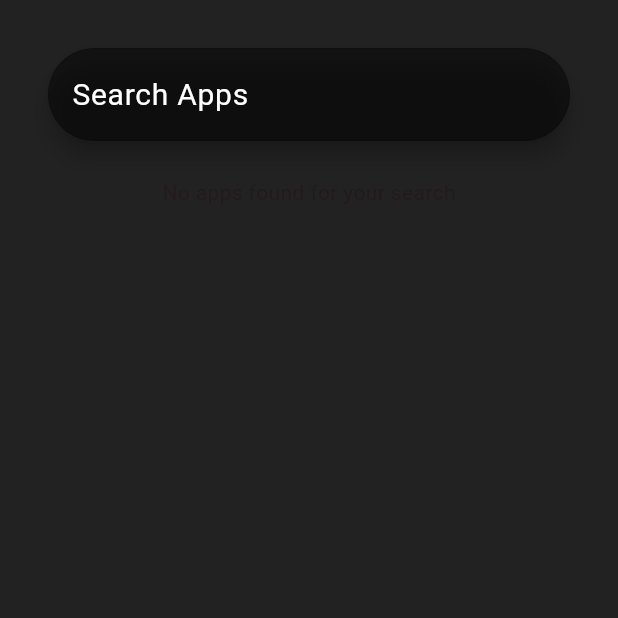
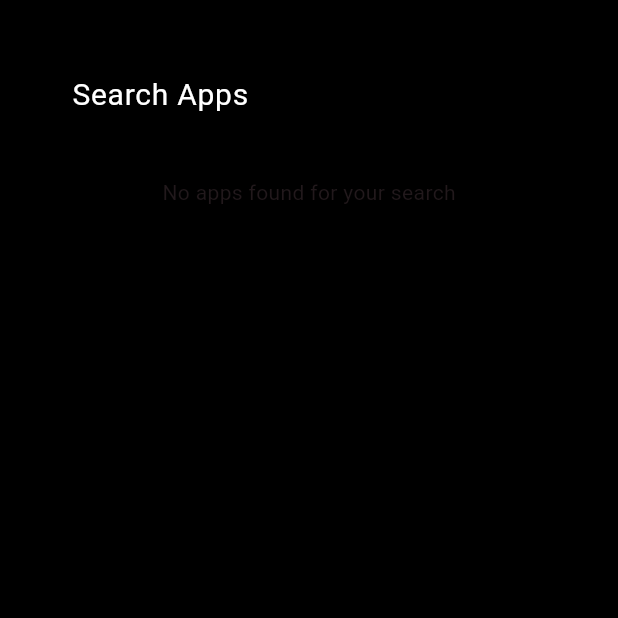
Before and after one commit to zifrz/pebble-launcher, a Flutter app: the AppSearchPage screen opened by its route, on a phone screen of 412 x 824 dp, the top half of it. Run offline on Flutter 3.47's test engine with Material 3 defaults, Android fonts, the phone set to English and light mode, and no system bars; missing offline and left inert: app_install_events, installed_apps, one_clock.

```diff
--- a/lib/pages/app_drawer_page.dart
+++ b/lib/pages/app_drawer_page.dart
@@ -16,7 +16,7 @@ class _AppDrawerPageState extends State<AppDrawerPage> {
     return Consumer<AppInfoListModel>(
       builder: (context, value, child) => SafeArea(
         child: Scaffold(
-          backgroundColor: Colors.black87,
+          backgroundColor: Colors.black,
           body: Padding(
             padding: const EdgeInsets.only(left: 32, top: 32, right: 32),
             child: Column(
--- a/lib/pages/app_search_page.dart
+++ b/lib/pages/app_search_page.dart
@@ -17,7 +17,7 @@ class _AppSearchPageState extends State<AppSearchPage> {
     return Consumer<AppInfoListModel>(
       builder: (context, value, child) => SafeArea(
         child: Scaffold(
-          backgroundColor: Colors.black87,
+          backgroundColor: Colors.black,
           body: Padding(
             padding: const EdgeInsets.only(left: 32, top: 32, right: 32),
             child: Column(
--- a/lib/pages/home_page.dart
+++ b/lib/pages/home_page.dart
@@ -13,7 +13,7 @@ class _HomePageState extends State<HomePage> {
   Widget build(BuildContext context) {
     return SafeArea(
       child: Scaffold(
-        backgroundColor: Colors.black87,
+        backgroundColor: Colors.black,
         floatingActionButtonLocation: FloatingActionButtonLocation.centerDocked,
         body: GestureDetector(
           onVerticalDragUpdate: (details) {
--- a/pubspec.yaml
+++ b/pubspec.yaml
@@ -19,7 +19,7 @@ publish_to: 'none' # Remove this line if you wish to publish to pub.dev
 version: 1.0.0+1
 
 environment:
-  sdk: '>=3.2.4 <4.0.0'
+  sdk: '>=3.0.0 <4.0.0'
 
 # Dependencies specify other packages that your package needs in order to work.
 # To automatically upgrade your package dependencies to the latest versions
```
Also changed, not shown: pubspec.lock, 2 other files.
